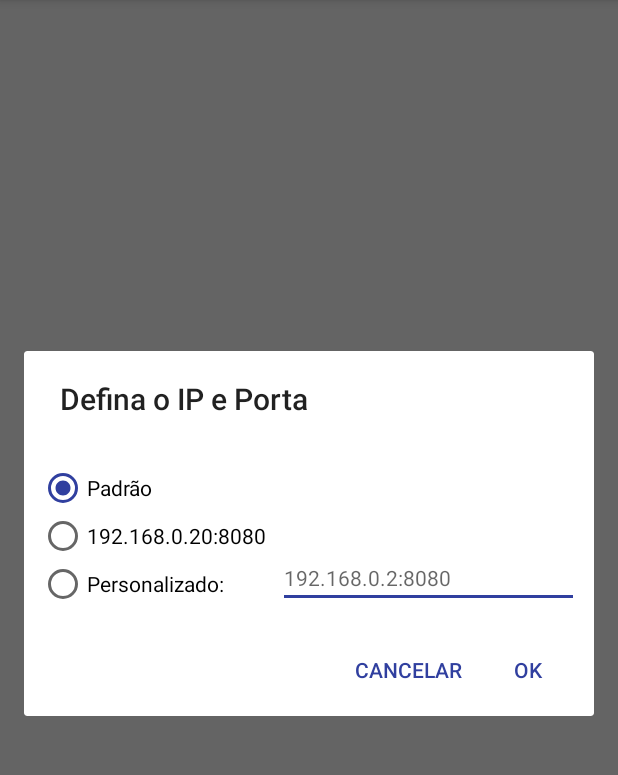
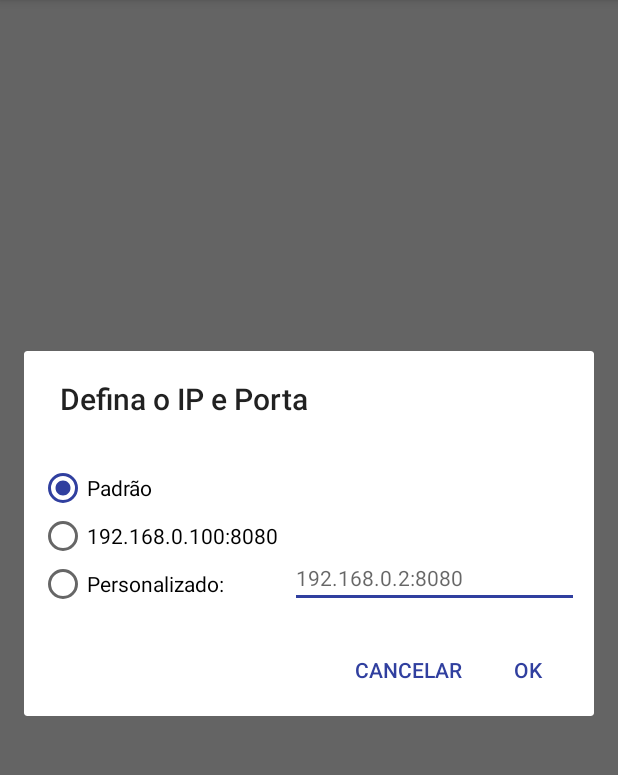
Before and after one commit to mateus-os/climate_app, an Android app: the screen it shows after launch (MainActivity), in the options menu, after a tap on "Set IP", on a phone screen of 412 x 824 dp, the part 84-859 px from its top. Run offline under Robolectric (Android 15) with nearby library versions, the phone set to English and light mode, and no system bars; network calls fail; 4 statements that could not run were skipped.

Commit message:
bug fixes

```diff
--- a/app/src/main/java/br/clima/aps/clima/MainActivity.java
+++ b/app/src/main/java/br/clima/aps/clima/MainActivity.java
@@ -307,7 +307,7 @@ public class MainActivity extends AppCompatActivity {
                         if(checked == radioDefault.getId()) {
                             muni.setURL("http://mtsde.sytes.net:9191/");
                         } else if(checked == radioLocal.getId()){
-                            muni.setURL("http://192.168.0.20:8080/");
+                            muni.setURL("http://192.168.0.100:8080/");
                         } else if(checked == radioCustom.getId()){
                             muni.setURL("http://"+etIpCustom.getText().toString()+"/");
                         }
--- a/app/src/main/java/br/clima/aps/clima/consume/ClimaConsume.java
+++ b/app/src/main/java/br/clima/aps/clima/consume/ClimaConsume.java
@@ -58,9 +58,9 @@ public class ClimaConsume {
             i++;
             switch(i){
                 case 1:
-                    return getAllMunicipios("http://192.168.0.20:8080/");
+                    return getAllMunicipios("http://192.168.0.100:8080/");
                 case 2:
-                    return getAllMunicipios("http://192.168.25.20:8080/");
+                    return getAllMunicipios("http://192.168.25.100:8080/");
             }
         }
         return null;
--- a/app/src/main/res/layout/input_dialog.xml
+++ b/app/src/main/res/layout/input_dialog.xml
@@ -22,7 +22,7 @@
             android:layout_width="wrap_content"
             android:layout_height="wrap_content"
             android:checked="false"
-            android:text="192.168.0.20:8080" />
+            android:text="192.168.0.100:8080" />
 
         <RadioButton
             android:id="@+id/radioCustom"
```
